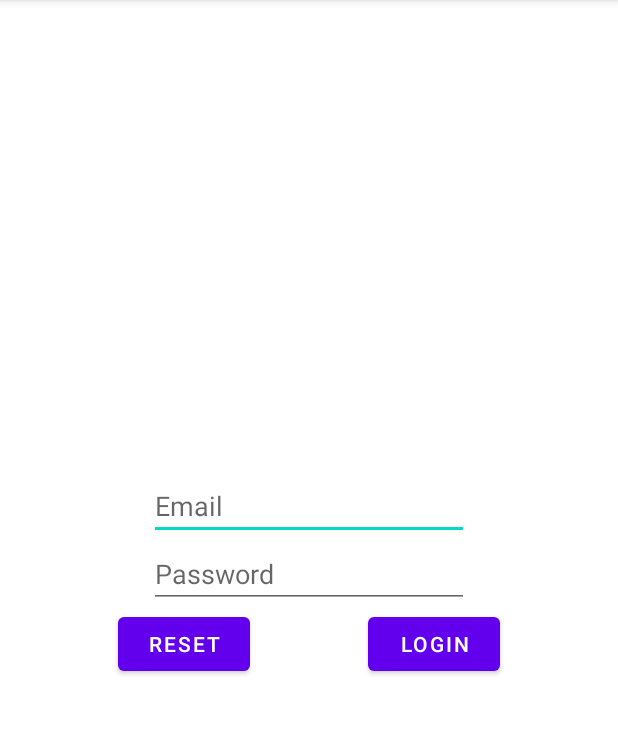
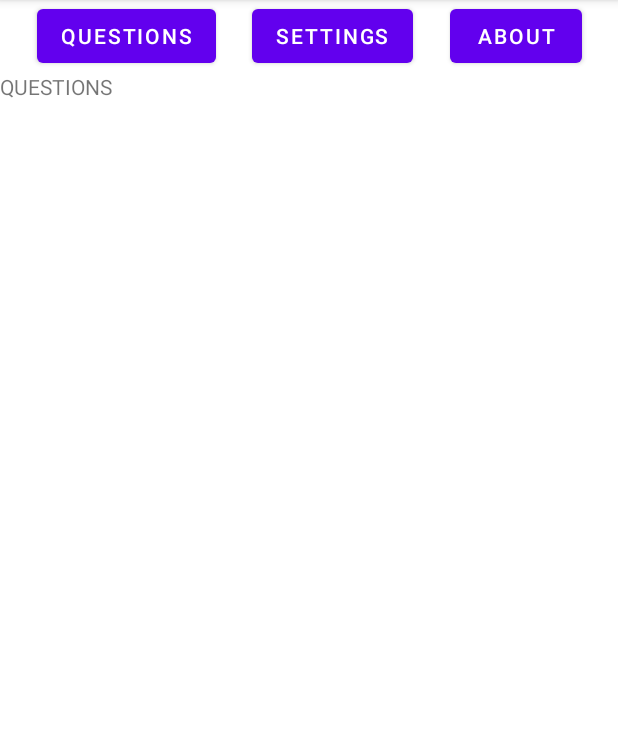
Before and after one commit to FormationAndroid/correction1, an Android app: the screen it shows after launch (LoginActivity before the commit, MainActivity after it), after a tap on "LOGIN", on a phone screen of 412 x 824 dp, the part 84-818 px from its top. Run offline under Robolectric (Android 15) with nearby library versions, the phone set to English and light mode, and no system bars.

```diff
--- a/app/src/main/java/com/example/testapp/LoginActivity.kt
+++ b/app/src/main/java/com/example/testapp/LoginActivity.kt
@@ -18,13 +18,8 @@ class LoginActivity : AppCompatActivity() {
         }
 
         btnLogin.setOnClickListener {
-            if (editPassword.text.toString() == "pass"){
-                startActivity(Intent(applicationContext, MainActivity::class.java))
-                finish()
-            }
-            else{
-                Toast.makeText(applicationContext, "Mot de passe invalide", Toast.LENGTH_SHORT).show()
-            }
+            startActivity(Intent(applicationContext, MainActivity::class.java))
+            finish()
         }
 
     }
--- a/app/src/main/res/layout/activity_main.xml
+++ b/app/src/main/res/layout/activity_main.xml
@@ -39,14 +39,15 @@
         app:layout_constraintStart_toEndOf="@+id/btnSettings"
         app:layout_constraintTop_toTopOf="@+id/btnSettings" />
 
-    <FrameLayout
-        android:id="@+id/frameLayout"
+    <fragment
+        android:id="@+id/fragNav"
+        android:name="androidx.navigation.fragment.NavHostFragment"
         android:layout_width="0dp"
         android:layout_height="0dp"
+        app:navGraph="@navigation/nav_graph"
         app:layout_constraintBottom_toBottomOf="parent"
         app:layout_constraintEnd_toEndOf="parent"
         app:layout_constraintStart_toStartOf="parent"
-        app:layout_constraintTop_toBottomOf="@+id/btnSettings">
+        app:layout_constraintTop_toBottomOf="@+id/btnSettings"/>
 
-    </FrameLayout>
 </androidx.constraintlayout.widget.ConstraintLayout>
--- /dev/null
+++ b/app/src/main/res/navigation/nav_graph.xml
@@ -0,0 +1,22 @@
+<?xml version="1.0" encoding="utf-8"?>
+<navigation xmlns:android="http://schemas.android.com/apk/res/android"
+    xmlns:app="http://schemas.android.com/apk/res-auto"
+    xmlns:tools="http://schemas.android.com/tools"
+    android:id="@+id/nav_graph"
+    app:startDestination="@id/questionsFragment">
+    <fragment
+        android:id="@+id/aboutFragment"
+        android:name="com.example.testapp.fragments.AboutFragment"
+        android:label="AboutFragment"
+        tools:layout="@layout/fragment_about" />
+    <fragment
+        android:id="@+id/settingsFragment"
+        android:name="com.example.testapp.fragments.SettingsFragment"
+        android:label="SettingsFragment"
+        tools:layout="@layout/fragment_settings" />
+    <fragment
+        android:id="@+id/questionsFragment"
+        android:name="com.example.testapp.fragments.QuestionsFragment"
+        android:label="QuestionFragment"
+        tools:layout="@layout/fragment_questions" />
+</navigation>
```
Also changed, not shown: app/build.gradle (+10 -6 lines), app/src/main/java/com/example/testapp/MainActivity.kt (+8 -11 lines), app/src/main/res/layout/fragment_about.xml (+7 -5 lines).
